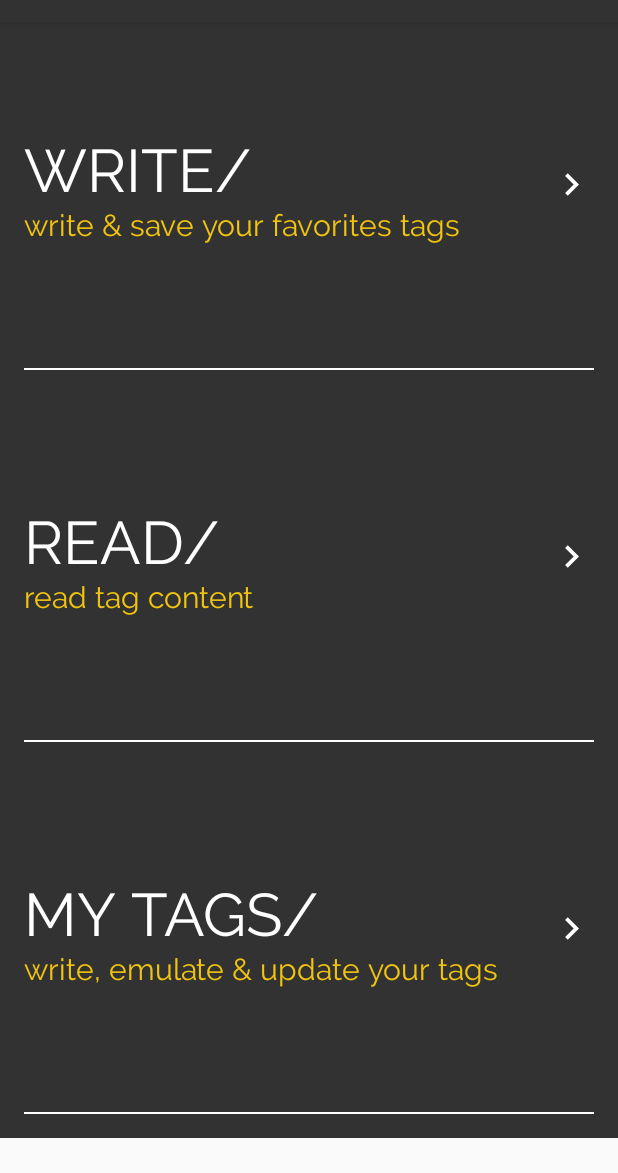
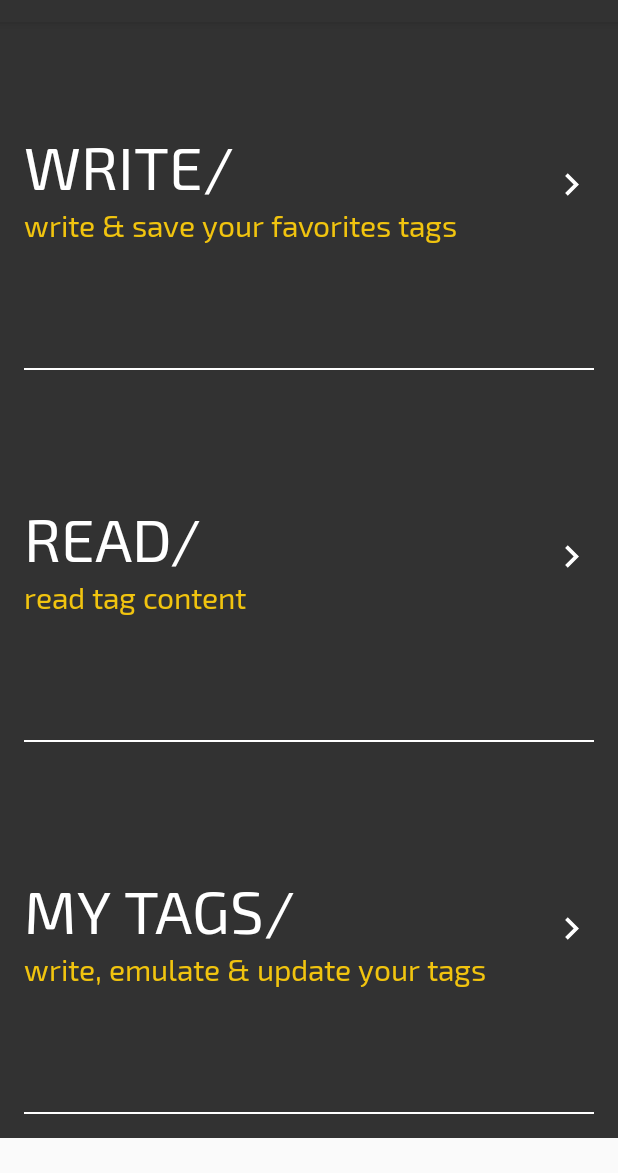
Before and after one commit to l3vick/EasyNfc, an Android app: the screen it shows after launch (MainActivity), on a phone screen of 412 x 824 dp, the part 62-1235 px from its top. Run offline under Robolectric (Android 15) with nearby library versions, the phone set to English and light mode, and no system bars; our stand-ins replace ButterKnife.

Commit message:
add exo2 font

```diff
--- a/app/src/main/java/com/easynfc/menu/MenuAdapter.java
+++ b/app/src/main/java/com/easynfc/menu/MenuAdapter.java
@@ -76,8 +76,11 @@ public class MenuAdapter extends RecyclerView.Adapter<MenuAdapter.MyViewHolder>
             v.setOnClickListener(this);
             Typeface raleway = Typeface.createFromAsset(context.getAssets(), context.getResources().getString(R.string.raleway));
 
-            txt_title.setTypeface(raleway);
-            txt_subtitle.setTypeface(raleway);
+            Typeface exo2 = Typeface.createFromAsset(context.getAssets(), "exo2.ttf");
+
+
+            txt_title.setTypeface(exo2);
+            txt_subtitle.setTypeface(exo2);
 
             GridLayoutManager.LayoutParams params = (GridLayoutManager.LayoutParams) ll_menu_item.getLayoutParams();
             params.height = AppUtils.getDisplayMetrics(context).heightPixels/ 3;
```
Also changed, not shown: app/src/main/assets/exo2.ttf (added).
